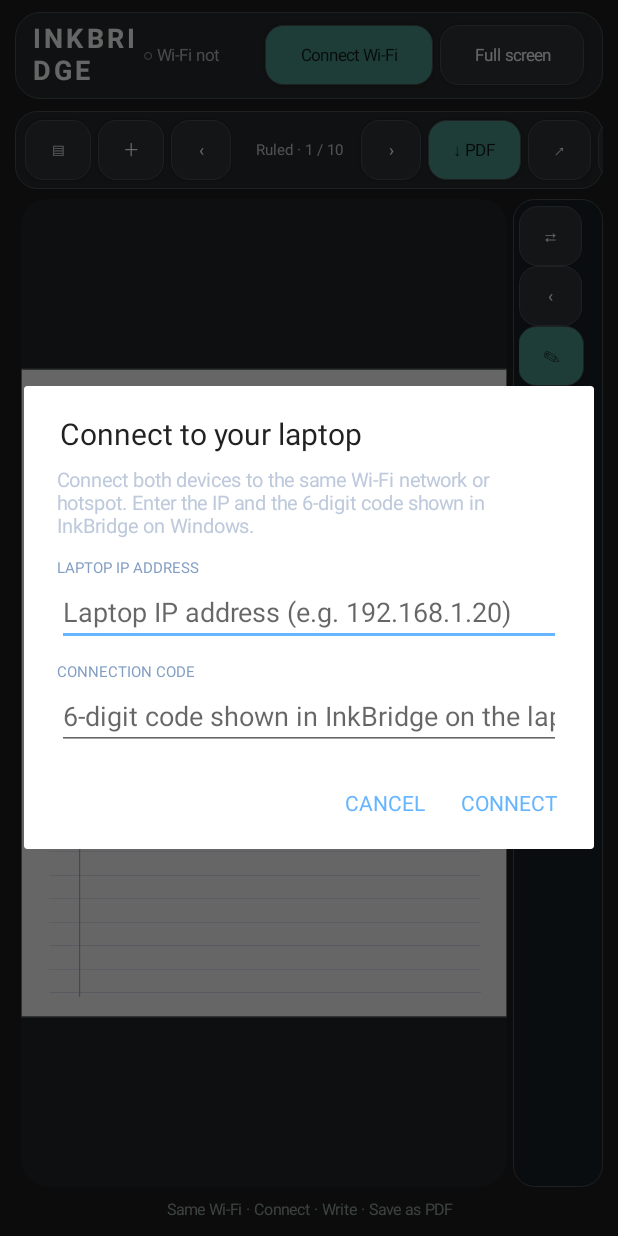
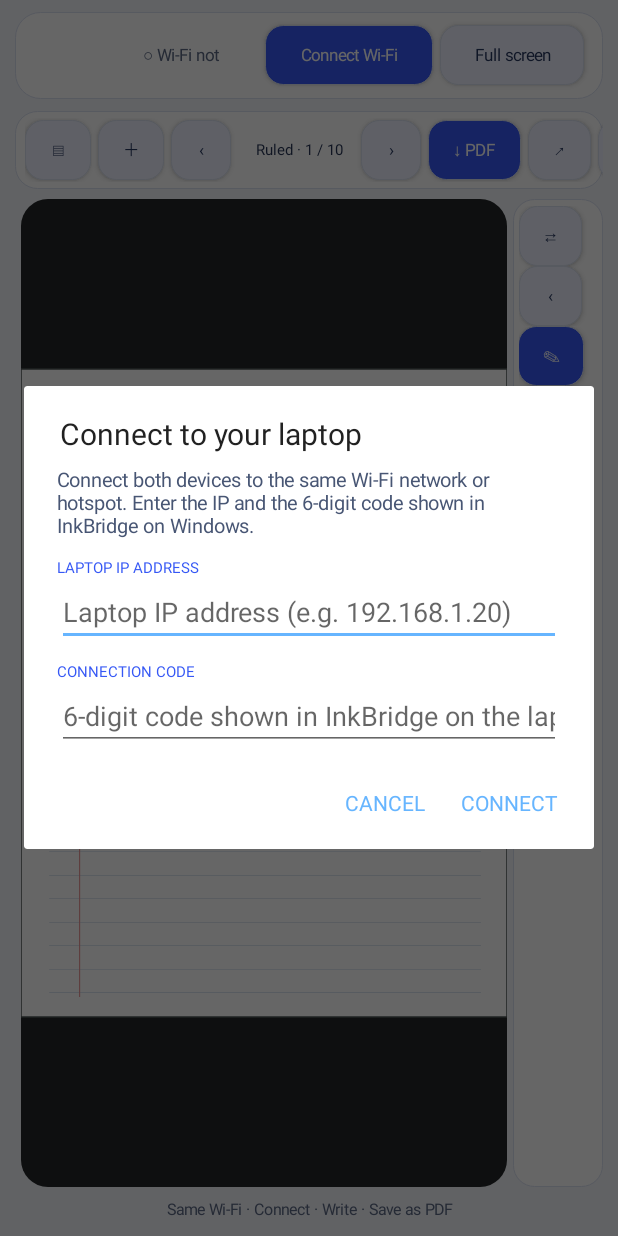
Before and after one commit to ahmed1-khaled/InkBridge, an Android app: the screen it shows after launch (MainActivity), after a tap on "Connect Wi-Fi", on a phone screen of 412 x 824 dp. Run offline under Robolectric (Android 15) with nearby library versions, the phone set to English and light mode, and no system bars.

Commit message:
Refresh tablet workspace palette and normalize pairing input

```diff
--- a/android-app/src/main/java/com/inkbridge/app/MainActivity.kt
+++ b/android-app/src/main/java/com/inkbridge/app/MainActivity.kt
@@ -76,8 +76,12 @@ class MainActivity : Activity() {
 
     override fun onCreate(savedInstanceState: Bundle?) {
         super.onCreate(savedInstanceState)
-        window.statusBarColor = Color.rgb(29, 31, 32)
-        window.navigationBarColor = Color.rgb(29, 31, 32)
+        window.statusBarColor = Color.rgb(244, 246, 252)
+        window.navigationBarColor = Color.rgb(244, 246, 252)
+        WindowCompat.getInsetsController(window, window.decorView).apply {
+            isAppearanceLightStatusBars = true
+            isAppearanceLightNavigationBars = true
+        }
         window.addFlags(android.view.WindowManager.LayoutParams.FLAG_KEEP_SCREEN_ON)
 
         client = WifiTcpClient(
@@ -127,7 +131,7 @@ class MainActivity : Activity() {
         val root = LinearLayout(this).apply {
             orientation = LinearLayout.VERTICAL
             setPadding(dp(10), dp(8), dp(10), dp(8))
-            setBackgroundColor(Color.rgb(29, 31, 32))
+            setBackgroundColor(Color.rgb(244, 246, 252))
         }
 
         val header = LinearLayout(this).apply {
@@ -145,13 +149,13 @@ class MainActivity : Activity() {
             text = "○ Wi-Fi not connected"
             textSize = 11f
             maxLines = 1
-            setTextColor(Color.rgb(177, 187, 185))
+            setTextColor(Color.rgb(92, 105, 132))
             gravity = Gravity.CENTER_VERTICAL
         }
-        connectButton = actionButton("Connect Wi-Fi", Color.rgb(75, 151, 140), dp(112)) { onConnectClicked() }
+        connectButton = actionButton("Connect Wi-Fi", Color.rgb(54, 88, 245), dp(112)) { onConnectClicked() }
         fullScreenButton = actionButton("Full screen", null, dp(96)) { toggleFullScreen() }
         connectButton.setOnLongClickListener { showWifiConnectDialog(); true }
-        header.background = panelBackground(Color.rgb(39, 43, 44), 17)
+        header.background = panelBackground(Color.WHITE, 17)
         header.setPadding(dp(12), dp(5), dp(8), dp(5))
         header.addView(brand, LinearLayout.LayoutParams(0, dp(48), 1.0f))
         header.addView(statusText, LinearLayout.LayoutParams(0, dp(48), 1.1f))
@@ -168,20 +172,20 @@ class MainActivity : Activity() {
         pageText = TextView(this).apply {
             text = "Notebook · 1 / 10"
             textSize = 10f
-            setTextColor(Color.rgb(195, 204, 201))
+            setTextColor(Color.rgb(39, 53, 86))
             gravity = Gravity.CENTER
             minWidth = dp(82)
         }
         documentTools.addView(pageText)
         documentTools.addView(actionButton("›", null, dp(40)) { changePage(1) }.apply { contentDescription = "Next page" })
-        documentTools.addView(actionButton("↓ PDF", Color.rgb(75, 151, 140), dp(62)) { savePdfPicker() }.apply { contentDescription = "Export PDF" })
+        documentTools.addView(actionButton("↓ PDF", Color.rgb(54, 88, 245), dp(62)) { savePdfPicker() }.apply { contentDescription = "Export PDF" })
         documentTools.addView(actionButton("↗", null, dp(42)) { shareLastPdf() }.apply { contentDescription = "Share PDF" })
         documentTools.addView(actionButton("⇧", null, dp(42)) { openTransferPicker() }.apply { contentDescription = "Send file to Windows" })
         documentTools.addView(actionButton("⟳", null, dp(42)) { checkForUpdates(showWhenNoUpdate = true) }.apply { contentDescription = "Check updates" })
 
         val documentScroll = HorizontalScrollView(this).apply {
             isHorizontalScrollBarEnabled = false
-            background = panelBackground(Color.rgb(39, 43, 44), 15)
+            background = panelBackground(Color.WHITE, 15)
             setPadding(dp(7), dp(5), dp(7), dp(5))
             clipToPadding = false
             addView(documentTools)
@@ -193,7 +197,7 @@ class MainActivity : Activity() {
         toolsRail = LinearLayout(this).apply {
             orientation = LinearLayout.VERTICAL
             gravity = Gravity.TOP or Gravity.CENTER_HORIZONTAL
-            background = panelBackground(Color.rgb(25, 32, 38), 14)
+            background = panelBackground(Color.WHITE, 14)
             setPadding(dp(4), dp(5), dp(4), dp(5))
         }
         val dockControls = LinearLayout(this).apply { orientation = LinearLayout.VERTICAL; gravity = Gravity.CENTER_HORIZONTAL }
@@ -204,7 +208,7 @@ class MainActivity : Activity() {
         toolsRail.addView(dockControls)
 
         val tools = LinearLayout(this).apply { orientation = LinearLayout.VERTICAL; gravity = Gravity.TOP or Gravity.CENTER_HORIZONTAL }
-        tools.addView(actionButton("✎", Color.rgb(75, 151, 140), dp(44)) { drawingView.setTool(DrawingView.Tool.PEN) }.apply { contentDescription = "Pen" })
+        tools.addView(actionButton("✎", Color.rgb(54, 88, 245), dp(44)) { drawingView.setTool(DrawingView.Tool.PEN) }.apply { contentDescription = "Pen" })
         tools.addView(actionButton("▰", null, dp(44)) { drawingView.setTool(DrawingView.Tool.MARKER) }.apply { contentDescription = "Marker" })
         tools.addView(actionButton("⌫", null, dp(44)) { drawingView.setTool(DrawingView.Tool.ERASER) }.apply { contentDescription = "Eraser" })
         tools.addView(actionButton("↶", null, dp(44)) { drawingView.undo() }.apply { contentDescription = "Undo" })
@@ -228,7 +232,7 @@ class MainActivity : Activity() {
             setStylusOnly(false)
             setBrushSizeDp(3.5f)
         }
-        drawingView.background = panelBackground(Color.rgb(34, 38, 39), 18)
+        drawingView.background = panelBackground(Color.rgb(235, 240, 250), 18)
         drawingView.clipToOutline = true
                 workspace = LinearLayout(this).apply {
             orientation = LinearLayout.HORIZONTAL
@@ -248,7 +252,7 @@ class MainActivity : Activity() {
             text = "Same Wi-Fi · Connect · Write · Save as PDF"
             textSize = 10.5f
             gravity = Gravity.CENTER
-            setTextColor(Color.rgb(151, 164, 161))
+            setTextColor(Color.rgb(92, 105, 132))
         }
         root.addView(hint, LinearLayout.LayoutParams(ViewGroup.LayoutParams.MATCH_PARENT, dp(20)))
         setContentView(root)
@@ -395,19 +399,19 @@ class MainActivity : Activity() {
             addView(TextView(this@MainActivity).apply {
                 text = "Connect both devices to the same Wi-Fi network or hotspot. Enter the IP and the 6-digit code shown in InkBridge on Windows."
                 textSize = 13f
-                setTextColor(Color.rgb(190, 202, 220))
+                setTextColor(Color.rgb(72, 86, 116))
                 setPadding(0, 0, 0, dp(12))
             })
             addView(TextView(this@MainActivity).apply {
                 text = "LAPTOP IP ADDRESS"
                 textSize = 10f
-                setTextColor(Color.rgb(130, 158, 195))
+                setTextColor(Color.rgb(54, 88, 245))
             })
             addView(hostInput)
             addView(TextView(this@MainActivity).apply {
                 text = "CONNECTION CODE"
                 textSize = 10f
-                setTextColor(Color.rgb(130, 158, 195))
+                setTextColor(Color.rgb(54, 88, 245))
                 setPadding(0, dp(10), 0, 0)
             })
             addView(codeInput)
@@ -417,8 +421,8 @@ class MainActivity : Activity() {
             .setTitle("Connect to your laptop")
             .setView(fields)
             .setPositiveButton("Connect") { _, _ ->
-                val host = hostInput.text.toString().trim()
-                val code = codeInput.text.toString().trim()
+                val host = normalizeDigits(hostInput.text.toString()).trim()
+                val code = normalizeDigits(codeInput.text.toString()).trim()
                 if (host.isBlank() || code.length != 6 || !code.all(Char::isDigit)) {
                     Toast.makeText(this, "Enter the laptop IP and its 6-digit connection code.", Toast.LENGTH_LONG).show()
                     showWifiConnectDialog()
@@ -431,6 +435,13 @@ class MainActivity : Activity() {
             }
             .setNegativeButton("Cancel", null)
             .show()
+    }
+
+    private fun normalizeDigits(value: String): String = buildString(value.length) {
+        value.forEach { character ->
+            val digit = Character.digit(character, 10)
+            append(if (digit in 0..9) ('0'.code + digit).toChar() else character)
+        }
     }
 
     private fun toggleFullScreen() {
@@ -737,20 +748,20 @@ class MainActivity : Activity() {
         shape = GradientDrawable.RECTANGLE
         cornerRadius = dp(radiusDp).toFloat()
         setColor(fill)
-        setStroke(dp(1), Color.rgb(75, 82, 83))
+        setStroke(dp(1), Color.rgb(218, 225, 241))
     }
 
     private fun actionButton(label: String, buttonColor: Int?, width: Int = 0, action: (View) -> Unit): Button = Button(this).apply {
         text = label
         textSize = 11f
         isAllCaps = false
-        setTextColor(if (buttonColor == Color.rgb(75, 151, 140)) Color.rgb(15, 28, 26) else Color.WHITE)
+        setTextColor(if (buttonColor == Color.rgb(54, 88, 245)) Color.WHITE else Color.rgb(38, 54, 95))
         backgroundTintList = null
         background = GradientDrawable().apply {
             shape = GradientDrawable.RECTANGLE
             cornerRadius = dp(12).toFloat()
-            setColor(buttonColor ?: Color.rgb(48, 53, 54))
-            setStroke(dp(1), Color.rgb(75, 82, 83))
+            setColor(buttonColor ?: Color.rgb(238, 242, 255))
+            setStroke(dp(1), Color.rgb(218, 225, 241))
         }
         minWidth = 0
         minimumWidth = 0
```
